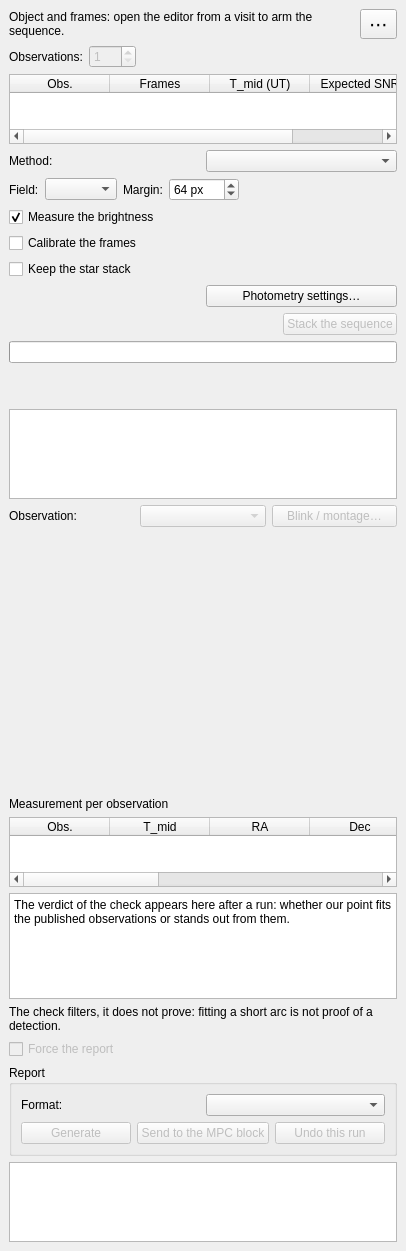
The window that nightscribe/gui/ui/ufe_trackstack_tab.ui (irydeo/nightscribe) describes before a commit, drawn with Qt 5.
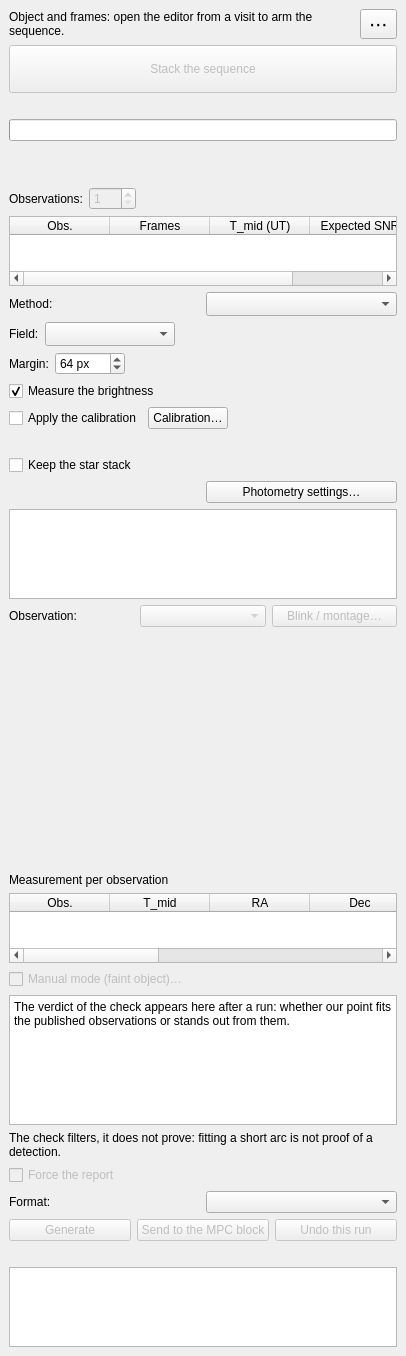
The same window after the commit.

Commit message: wip(parallel): the ephemeris cascade, the manual mode, the ceiling and the editor's tools

Diff of the .ui file:
```diff
--- a/nightscribe/gui/ui/ufe_trackstack_tab.ui
+++ b/nightscribe/gui/ui/ufe_trackstack_tab.ui
@@ -42,6 +42,42 @@
     </layout>
    </item>
    <item>
+    <widget class="QPushButton" name="btn_stack">
+     <property name="enabled"><bool>false</bool></property>
+     <property name="minimumSize"><size><width>0</width><height>48</height></size></property>
+     <property name="text"><string>Stack the sequence</string></property>
+     <property name="toolTip">
+      <string>Run the whole pipeline: solve the reference, register the frames, stack, detect, sweep the velocity, stack each observation, measure and check. While it runs, this button is the Cancel</string>
+     </property>
+    </widget>
+   </item>
+   <item>
+    <widget class="QLabel" name="lbl_plan_line">
+     <property name="text"><string/></property>
+     <property name="wordWrap"><bool>true</bool></property>
+    </widget>
+   </item>
+   <item>
+    <widget class="QProgressBar" name="prg_stack">
+     <property name="visible"><bool>false</bool></property>
+    </widget>
+   </item>
+   <item>
+    <widget class="QLabel" name="lbl_status">
+     <property name="visible"><bool>false</bool></property>
+     <property name="minimumSize"><size><width>0</width><height>34</height></size></property>
+     <property name="text"><string/></property>
+     <property name="wordWrap"><bool>true</bool></property>
+    </widget>
+   </item>
+   <item>
+    <widget class="QWidget" name="sec_plan_content" native="true">
+     <layout class="QVBoxLayout" name="vbox_plan">
+      <property name="leftMargin"><number>0</number></property>
+      <property name="topMargin"><number>0</number></property>
+      <property name="rightMargin"><number>0</number></property>
+      <property name="bottomMargin"><number>0</number></property>
+    <item>
     <layout class="QHBoxLayout" name="row_nobs">
      <item>
       <widget class="QLabel" name="lbl_nobs">
@@ -102,6 +138,9 @@
      </layout>
     </widget>
    </item>
+     </layout>
+    </widget>
+   </item>
    <item>
     <widget class="QWidget" name="sec_advanced_content" native="true">
      <layout class="QVBoxLayout" name="vbox_advanced">
@@ -118,6 +157,8 @@
         </item>
         <item>
          <widget class="QComboBox" name="cmb_method">
+          <property name="sizeAdjustPolicy"><enum>QComboBox::AdjustToMinimumContentsLengthWithIcon</enum></property>
+          <property name="minimumContentsLength"><number>10</number></property>
           <property name="toolTip">
            <string>How the frames of each group are combined: sum and mean differ only in scale; the median rejects the star trails outright; sigma-clipped keeps almost all of the mean's SNR while rejecting the trails (the default); weighted is the same clip with each frame counting by 1/sigma^2 of its own sky, which is the same on a stable night and what saves a night with thin cloud or moon</string>
           </property>
@@ -132,12 +173,24 @@
         </item>
         <item>
          <widget class="QComboBox" name="cmb_final_size">
+          <property name="sizeAdjustPolicy"><enum>QComboBox::AdjustToMinimumContentsLengthWithIcon</enum></property>
+          <property name="minimumContentsLength"><number>10</number></property>
           <property name="toolTip">
            <string>How much sky the FINAL stack of each observation covers. The whole frame is the field with the comparison stars around it; a smaller window is faster and lighter. The velocity sweep always works on the object's own trail cutout, whatever this says.</string>
           </property>
          </widget>
         </item>
         <item>
+         <spacer name="hsp_field">
+          <property name="orientation"><enum>Qt::Horizontal</enum></property>
+          <property name="sizeHint" stdset="0"><size><width>20</width><height>20</height></size></property>
+         </spacer>
+        </item>
+       </layout>
+      </item>
+      <item>
+       <layout class="QHBoxLayout" name="row_margin">
+        <item>
          <widget class="QLabel" name="lbl_margin"><property name="text"><string>Margin:</string></property></widget>
         </item>
         <item>
@@ -152,7 +205,7 @@
          </widget>
         </item>
         <item>
-         <spacer name="hsp_field">
+         <spacer name="hsp_margin">
           <property name="orientation"><enum>Qt::Horizontal</enum></property>
           <property name="sizeHint" stdset="0"><size><width>20</width><height>20</height></size></property>
          </spacer>
@@ -182,9 +235,17 @@
        <layout class="QHBoxLayout" name="row_calibrate">
         <item>
          <widget class="QCheckBox" name="chk_calibrate">
-          <property name="text"><string>Calibrate the frames</string></property>
+          <property name="text"><string>Apply the calibration</string></property>
           <property name="toolTip">
-           <string>Applies the calibration recipe (the masters of the Calibration tab: dark/bias and flat) to each frame as it is read, so the stacking never needs calibrated copies on disk. A stack of uncalibrated frames keeps the train's dust and the sensor's vignetting, and the object and the comparisons do not sit in the same place: measured on a real visit, the smooth vignetting alone is worth 0.087 mag of systematic error. When the library has no flat for this filter, a flat is built from the frames themselves (needs the sequence to be dithered, and the run says so); a real flat always wins</string>
+           <string>Applies the calibration recipe (the masters of the Calibration tab: dark/bias and flat) to each frame as it is read, so the stacking never needs calibrated copies on disk. A stack of uncalibrated frames keeps the train's dust and the sensor's vignetting, and the object and the comparisons do not sit in the same place: measured on a real visit, the smooth vignetting alone is worth 0.087 mag of systematic error. When the library has no flat for this filter, a flat is built from the frames themselves (needs the sequence to be dithered, and the run says so); a real flat always wins. The recipe, the library and the pseudo-flat policy live in the Calibration tab</string>
+          </property>
+         </widget>
+        </item>
+        <item>
+         <widget class="QPushButton" name="btn_calibration">
+          <property name="text"><string>Calibration…</string></property>
+          <property name="toolTip">
+           <string>Opens the Calibration tab: the master library, the resolved recipe and the pseudo-flat policy that this checkbox applies</string>
           </property>
          </widget>
         </item>
@@ -196,6 +257,12 @@
         </item>
        </layout>
       </item>
+      <item>
+       <widget class="QLabel" name="lbl_calibration_hint">
+        <property name="text"><string/></property>
+        <property name="wordWrap"><bool>true</bool></property>
+       </widget>
+      </item>
       <item>
        <layout class="QHBoxLayout" name="row_starstack">
         <item>
@@ -239,37 +306,12 @@
     </widget>
    </item>
    <item>
-    <layout class="QHBoxLayout" name="row_run">
-     <item>
-      <spacer name="hsp_run">
-       <property name="orientation"><enum>Qt::Horizontal</enum></property>
-       <property name="sizeHint" stdset="0"><size><width>40</width><height>20</height></size></property>
-      </spacer>
-     </item>
-     <item>
-      <widget class="QPushButton" name="btn_stack">
-       <property name="enabled"><bool>false</bool></property>
-       <property name="text"><string>Stack the sequence</string></property>
-       <property name="toolTip">
-        <string>Run the whole pipeline: solve the reference, register the frames, stack, detect, sweep the velocity, stack each observation, measure and check. While it runs, this button is the Cancel</string>
-       </property>
-      </widget>
-     </item>
-    </layout>
-   </item>
-   <item>
-    <widget class="QProgressBar" name="prg_stack">
-     <property name="visible"><bool>false</bool></property>
-    </widget>
-   </item>
-   <item>
-    <widget class="QLabel" name="lbl_status">
-     <property name="visible"><bool>false</bool></property>
-     <property name="minimumSize"><size><width>0</width><height>34</height></size></property>
-     <property name="text"><string/></property>
-     <property name="wordWrap"><bool>true</bool></property>
-    </widget>
-   </item>
+    <widget class="QWidget" name="sec_notes_content" native="true">
+     <layout class="QVBoxLayout" name="vbox_notes">
+      <property name="leftMargin"><number>0</number></property>
+      <property name="topMargin"><number>0</number></property>
+      <property name="rightMargin"><number>0</number></property>
+      <property name="bottomMargin"><number>0</number></property>
    <item>
     <widget class="QPlainTextEdit" name="txt_notes">
      <property name="visible"><bool>false</bool></property>
@@ -281,6 +323,16 @@
      </property>
     </widget>
    </item>
+     </layout>
+    </widget>
+   </item>
+   <item>
+    <widget class="QWidget" name="sec_view_content" native="true">
+     <layout class="QVBoxLayout" name="vbox_view">
+      <property name="leftMargin"><number>0</number></property>
+      <property name="topMargin"><number>0</number></property>
+      <property name="rightMargin"><number>0</number></property>
+      <property name="bottomMargin"><number>0</number></property>
    <item>
     <layout class="QHBoxLayout" name="row_view">
      <item>
@@ -320,6 +372,16 @@
      <property name="minimumSize"><size><width>0</width><height>220</height></size></property>
     </widget>
    </item>
+     </layout>
+    </widget>
+   </item>
+   <item>
+    <widget class="QWidget" name="sec_points_content" native="true">
+     <layout class="QVBoxLayout" name="vbox_points">
+      <property name="leftMargin"><number>0</number></property>
+      <property name="topMargin"><number>0</number></property>
+      <property name="rightMargin"><number>0</number></property>
+      <property name="bottomMargin"><number>0</number></property>
    <item>
     <widget class="QLabel" name="lbl_points_title">
      <property name="visible"><bool>false</bool></property>
@@ -349,6 +411,18 @@
      <column><property name="text"><string>!</string></property></column>
     </widget>
    </item>
+     </layout>
+    </widget>
+   </item>
+   <item>
+    <widget class="QCheckBox" name="chk_manual">
+     <property name="enabled"><bool>false</bool></property>
+     <property name="text"><string>Manual mode (faint object)…</string></property>
+     <property name="toolTip">
+      <string>Mark the object by hand on the whole-sequence stack and measure from your mark: the position is yours (snapped to the centroid, nudged in 0.1 px steps), the velocity is the ephemeris' and the sweep is not run. Useful for an object below the detection gate, and to place a detected one's centroid by eye. Needs a visit with frames</string>
+     </property>
+    </widget>
+   </item>
    <item>
     <widget class="QWidget" name="sec_check_content" native="true">
      <layout class="QVBoxLayout" name="vbox_check">
@@ -383,9 +457,12 @@
     </widget>
    </item>
    <item>
-    <widget class="QGroupBox" name="grp_report">
-     <property name="title"><string>Report</string></property>
+    <widget class="QWidget" name="grp_report" native="true">
      <layout class="QVBoxLayout" name="vbox_report">
+      <property name="leftMargin"><number>0</number></property>
+      <property name="topMargin"><number>0</number></property>
+      <property name="rightMargin"><number>0</number></property>
+      <property name="bottomMargin"><number>0</number></property>
       <item>
        <layout class="QHBoxLayout" name="row_format">
         <item>
@@ -433,9 +510,6 @@
         </item>
        </layout>
       </item>
-     </layout>
-    </widget>
-   </item>
    <item>
     <widget class="QWidget" name="sec_report_content" native="true">
      <layout class="QVBoxLayout" name="vbox_report_text">
@@ -443,6 +517,15 @@
       <property name="topMargin"><number>0</number></property>
       <property name="rightMargin"><number>0</number></property>
       <property name="bottomMargin"><number>0</number></property>
+         <item>
+          <widget class="QLabel" name="lbl_report_note">
+           <property name="text"><string/></property>
+           <property name="wordWrap"><bool>true</bool></property>
+           <property name="toolTip">
+            <string>What came out of the report: how many observations it carries and, when some were left out, why and where the submission floor is set. A report with no observations is not a report: the button that sends it stays disabled</string>
+           </property>
+          </widget>
+         </item>
       <item>
        <widget class="QPlainTextEdit" name="txt_report">
         <property name="sizePolicy">
@@ -455,6 +538,9 @@
         <property name="maximumSize"><size><width>16777215</width><height>140</height></size></property>
         <property name="readOnly"><bool>true</bool></property>
         <property name="font"><font><family>Monospace</family></font></property>
+          </widget>
+         </item>
+        </layout>
        </widget>
       </item>
      </layout>
```
Lines whose indentation alone changed are shown as unchanged. The commit also changes 109 other files.
